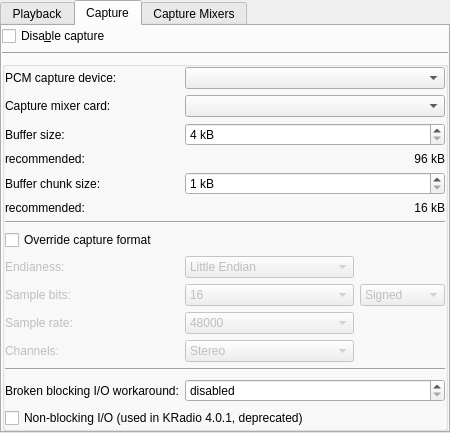
The window that plugins/alsa-sound/alsa-sound-configuration-ui.ui (pbek/kradio) describes before a commit, drawn with Qt 5.
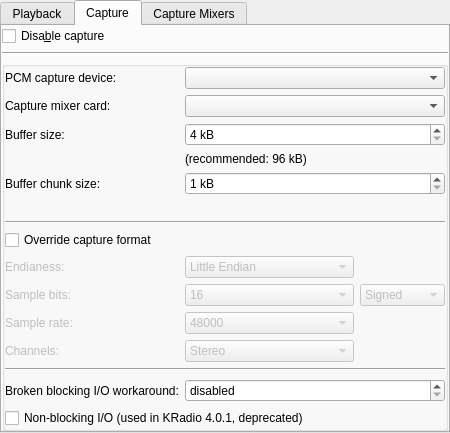
The same window after the commit. The open tabs and pages were chosen to show the change. Custom widgets are drawn as their Qt base class.

Commit message:
alsa-sound: improve wording of "recommended" labels
Put the whole "recommended <size>" text below the widget, instead of
spreading half on the far left and half on the far right.

Patch:
```diff
--- a/plugins/alsa-sound/alsa-sound-configuration-ui.ui
+++ b/plugins/alsa-sound/alsa-sound-configuration-ui.ui
@@ -435,23 +435,10 @@
             </property>
            </widget>
           </item>
-          <item row="3" column="0">
-           <widget class="QLabel" name="textLabel2_2_8">
-            <property name="text">
-             <string>recommended:</string>
-            </property>
-            <property name="wordWrap">
-             <bool>false</bool>
-            </property>
-           </widget>
-          </item>
           <item row="3" column="1" colspan="2">
            <widget class="QLabel" name="textLabel2_2_9">
             <property name="text">
-             <string>96 kB</string>
-            </property>
-            <property name="alignment">
-             <set>Qt::AlignRight|Qt::AlignTrailing|Qt::AlignVCenter</set>
+             <string>(recommended: 96 kB)</string>
             </property>
             <property name="wordWrap">
              <bool>false</bool>
@@ -493,23 +480,11 @@
             </property>
            </widget>
           </item>
-          <item row="5" column="0">
-           <widget class="QLabel" name="textLabel2_2_10">
-            <property name="text">
-             <string>recommended:</string>
-            </property>
-            <property name="wordWrap">
-             <bool>false</bool>
-            </property>
-           </widget>
-          </item>
           <item row="5" column="1" colspan="2">
            <widget class="QLabel" name="textLabel2_2_11">
             <property name="text">
              <string>16 kB</string>
-            </property>
-            <property name="alignment">
-             <set>Qt::AlignRight|Qt::AlignTrailing|Qt::AlignVCenter</set>
+             <string>(recommended: 16 kB)</string>
             </property>
             <property name="wordWrap">
              <bool>false</bool>
```
Left out of the diff: 30 changed lines with no effect on the pictures.
